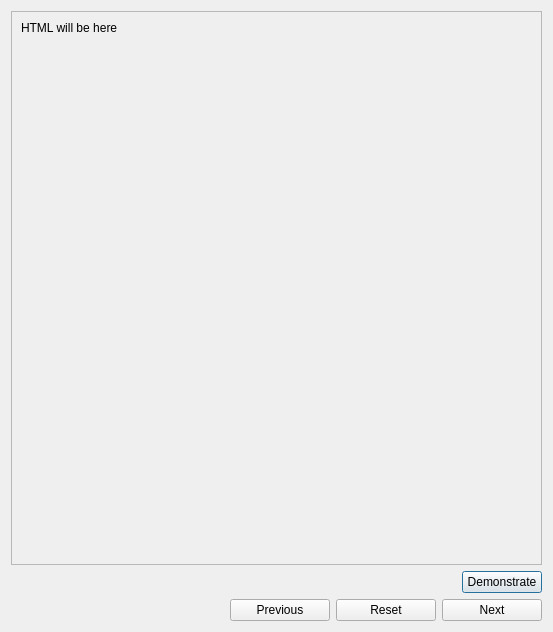
Above: src/gui/TutorialDialog.ui from fwbuilder/fwbuilder before the change. Below: the same form after it.
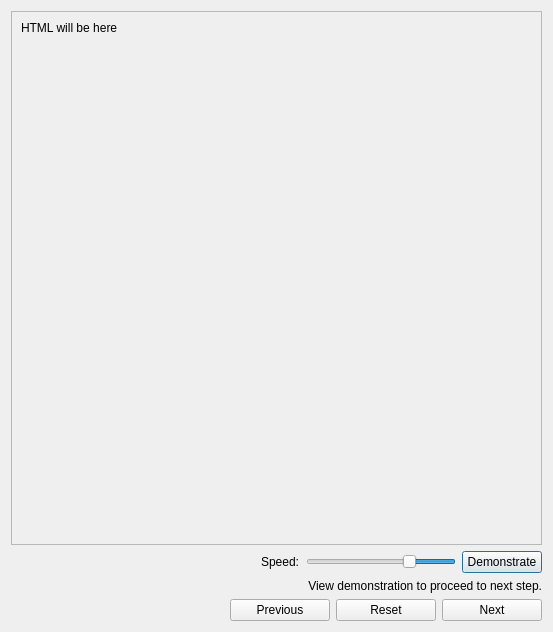
That is the form after the change.

Commit message: Tutorial dialog now shows instructions on every step of new firewall dialog. Tab selection now possible with scenario file. Added directories for prev and reset instructions (looks like simple undo will not work here).

```diff
--- a/src/gui/TutorialDialog.ui
+++ b/src/gui/TutorialDialog.ui
@@ -31,7 +31,7 @@
         <x>0</x>
         <y>0</y>
         <width>136</width>
-        <height>520</height>
+        <height>494</height>
        </rect>
       </property>
       <property name="sizePolicy">
@@ -79,6 +79,38 @@
        </property>
       </spacer>
      </item>
+     <item>
+      <widget class="QLabel" name="label">
+       <property name="text">
+        <string>Speed:</string>
+       </property>
+      </widget>
+     </item>
+     <item>
+      <widget class="QSlider" name="speed">
+       <property name="maximumSize">
+        <size>
+         <width>150</width>
+         <height>16777215</height>
+        </size>
+       </property>
+       <property name="minimum">
+        <number>30</number>
+       </property>
+       <property name="maximum">
+        <number>100</number>
+       </property>
+       <property name="value">
+        <number>50</number>
+       </property>
+       <property name="orientation">
+        <enum>Qt::Horizontal</enum>
+       </property>
+       <property name="invertedAppearance">
+        <bool>true</bool>
+       </property>
+      </widget>
+     </item>
      <item>
       <widget class="QPushButton" name="demonstrate">
        <property name="text">
@@ -88,6 +120,16 @@
      </item>
     </layout>
    </item>
+   <item>
+    <widget class="QLabel" name="message">
+     <property name="text">
+      <string>View demonstration to proceed to next step.</string>
+     </property>
+     <property name="alignment">
+      <set>Qt::AlignRight|Qt::AlignTrailing|Qt::AlignVCenter</set>
+     </property>
+    </widget>
+   </item>
    <item>
     <layout class="QHBoxLayout" name="horizontalLayout">
      <property name="sizeConstraint">
```
The commit also changes 14 other files.
